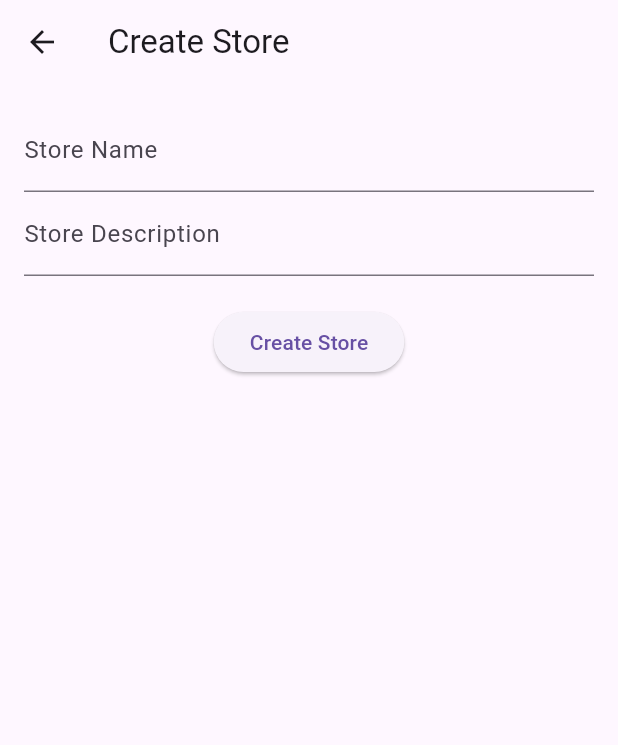
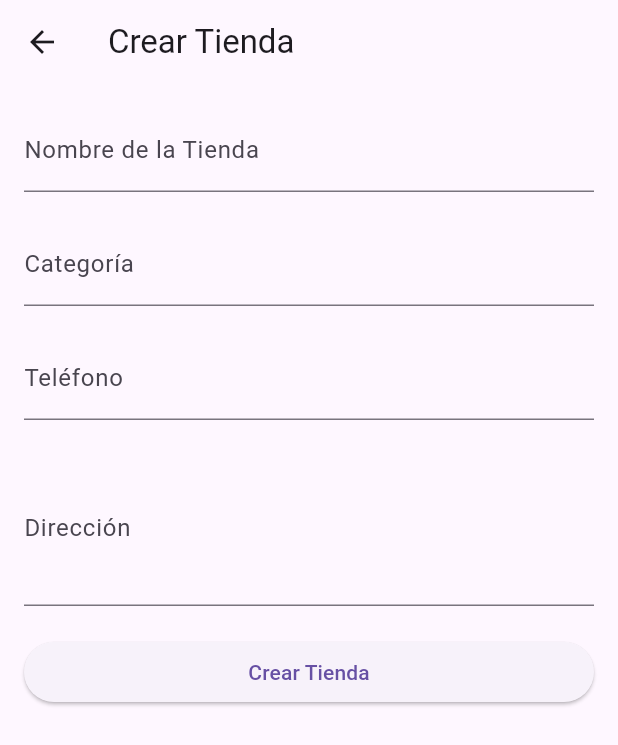
Before and after one commit to malenvac/Front-ProyectoIntegrador, a Flutter app: the StoreCreationScreen screen opened directly, on a phone screen of 412 x 824 dp. Shown: the top 745 px of the screen. Run offline on Flutter 3.47's test engine with Material 3 defaults, Android fonts, the phone set to English and light mode, and no system bars; statements that could not run were skipped.

Commit message:
Agregado formulario de creación de tienda

```diff
--- a/lib/store_creation_screen.dart
+++ b/lib/store_creation_screen.dart
@@ -5,24 +5,36 @@ class StoreCreationScreen extends StatelessWidget {
   Widget build(BuildContext context) {
     return Scaffold(
       appBar: AppBar(
-        title: Text('Create Store'),
+        title: Text('Crear Tienda'),
       ),
       body: Padding(
         padding: const EdgeInsets.all(16.0),
         child: Column(
+          crossAxisAlignment: CrossAxisAlignment.stretch,
           children: <Widget>[
-            TextField(
-              decoration: InputDecoration(labelText: 'Store Name'),
+            TextFormField(
+              decoration: InputDecoration(labelText: 'Nombre de la Tienda'),
             ),
-            TextField(
-              decoration: InputDecoration(labelText: 'Store Description'),
+            SizedBox(height: 20),
+            TextFormField(
+              decoration: InputDecoration(labelText: 'Categoría'),
+            ),
+            SizedBox(height: 20),
+            TextFormField(
+              decoration: InputDecoration(labelText: 'Teléfono'),
+              keyboardType: TextInputType.phone,
+            ),
+            SizedBox(height: 20),
+            TextFormField(
+              decoration: InputDecoration(labelText: 'Dirección'),
+              maxLines: 3,
             ),
             SizedBox(height: 20),
             ElevatedButton(
               onPressed: () {
-                // Handle store creation logic here
+                // Lógica para manejar la creación de la tienda aquí
               },
-              child: Text('Create Store'),
+              child: Text('Crear Tienda'),
             ),
           ],
         ),
```
